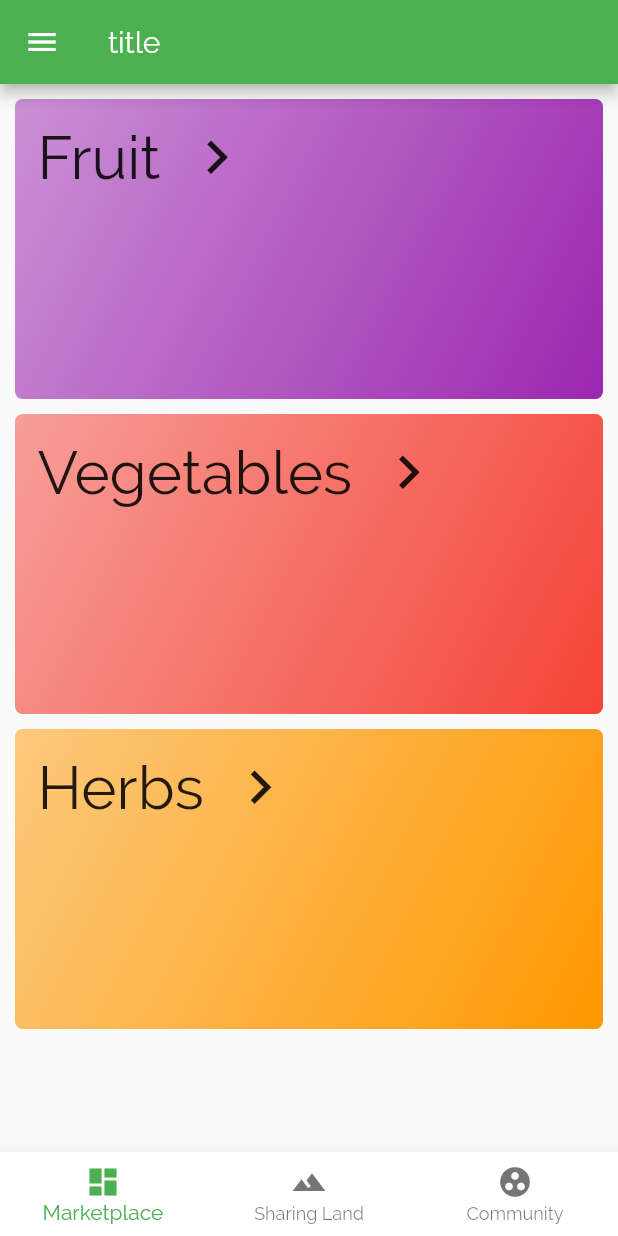
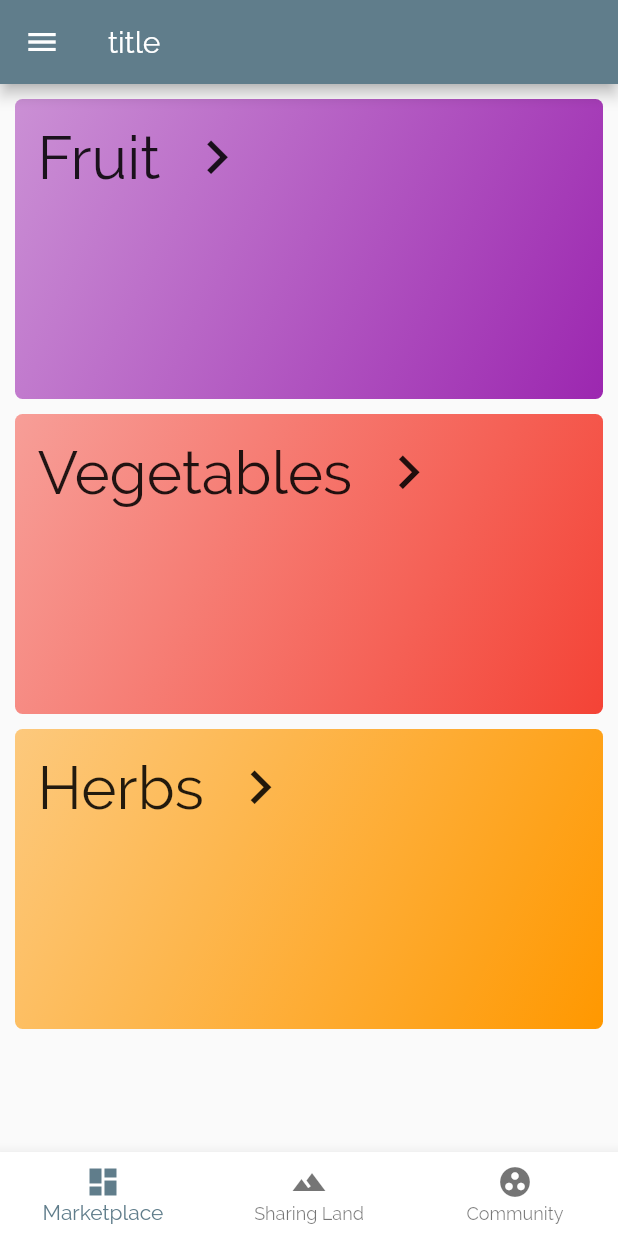
Before and after one commit to xetree11/grow_eat_food, a Flutter app: the screen it shows after launch, on a phone screen of 412 x 824 dp. Run offline on Flutter 3.47's test engine with Material 2 defaults, Android fonts, the phone set to English and light mode, and no system bars.

```diff
--- a/lib/main.dart
+++ b/lib/main.dart
@@ -1,7 +1,10 @@
 import 'package:flutter/material.dart';
 import 'package:groweatfood/screens/Each_Item_Screen.dart';
 import 'screens/homepage.dart';
-import 'package:groweatfood/screens/Item_List_Screen.dart';
+import 'screens/Settings.dart';
+import 'screens/profile.dart';
+import 'screens/listings.dart';
+import 'screens/Item_Scroll_Screen.dart';
 
 void main() {
   runApp(MyApp());
@@ -14,7 +17,7 @@ class MyApp extends StatelessWidget {
     return MaterialApp(
       title: 'Grow Eat Food',
       theme: ThemeData(
-        primarySwatch: Colors.green,
+        primarySwatch: Colors.blueGrey,
         visualDensity: VisualDensity.adaptivePlatformDensity,
         fontFamily: 'Raleway',
       ),
@@ -22,7 +25,10 @@ class MyApp extends StatelessWidget {
       routes: {
         '/': (ctx) => MyHomePage(),
         EachItemDetailScreen.routeName: (ctx) => EachItemDetailScreen(),
-        ItemListScreen.routeName: (ctx) => ItemListScreen(),
+        ItemScrollScreen.routeName: (ctx) => ItemScrollScreen(),
+        Settings.routeName: (ctx) => Settings(),
+        Profile.routeName: (ctx) => Profile(),
+        Listings.routeName: (ctx) => Listings(),
       },
     );
   }
--- a/lib/models/item.dart
+++ b/lib/models/item.dart
@@ -14,7 +14,7 @@ enum Status {
 
 class Item {
   final String id;
-  final List<String> categories;
+  final String categories;
   final String title;
   final String imageUrl;
   final double price;
--- a/lib/screens/Item_Categories_Screen.dart
+++ b/lib/screens/Item_Categories_Screen.dart
@@ -3,19 +3,24 @@ import 'package:flutter/material.dart';
 import '../categories_data.dart';
 import 'package:groweatfood/widgets/category_item.dart';
 
-class ItemCategoriesScreen extends StatelessWidget {
+class ItemCategoriesScreen extends StatefulWidget {
   static const routeName = '/item-category';
 
   ItemCategoriesScreen({Key key, this.title}) : super(key: key);
   final String title;
 
   @override
+  _ItemCategoriesScreenState createState() => _ItemCategoriesScreenState();
+}
+
+class _ItemCategoriesScreenState extends State<ItemCategoriesScreen> {
+  @override
   Widget build(BuildContext context) {
     return Scaffold(
       body: ListView(
         children: ITEM_CATEGORIES
             .map(
-              (catData) => CategoryItem(
+              (catData) => CategoryWidget(
                 catData.id,
                 catData.title,
                 catData.color,
--- a/lib/screens/profile.dart
+++ b/lib/screens/profile.dart
@@ -1,6 +1,7 @@
 import 'package:flutter/material.dart';
 
 class Profile extends StatefulWidget {
+  static const routeName = '/profile';
   final String title;
   Profile({this.title});
   @override
@@ -12,7 +13,7 @@ class _ProfileState extends State<Profile> {
   Widget build(BuildContext context) {
     return new Scaffold(
       appBar: new AppBar(
-        title: new Text(widget.title),
+        title: new Text('Profile'),
       ),
     );
   }
--- a/lib/widgets/category_item.dart
+++ b/lib/widgets/category_item.dart
@@ -1,19 +1,16 @@
 import 'package:flutter/material.dart';
+import 'package:groweatfood/screens/Item_Scroll_Screen.dart';
 
-import 'package:groweatfood/screens/Item_Categories_Screen.dart';
-
-import '../screens/Item_Categories_Screen.dart';
-
-class CategoryItem extends StatelessWidget {
+class CategoryWidget extends StatelessWidget {
   final String id;
   final String title;
   final Color color;
 
-  CategoryItem(this.id, this.title, this.color);
+  CategoryWidget(this.id, this.title, this.color);
 
   void selectCategory(BuildContext ctx) {
     Navigator.of(ctx).pushNamed(
-      ItemCategoriesScreen.routeName,
+      ItemScrollScreen.routeName,
       arguments: {
         'id': id,
         'title': title,
```
Also changed, not shown: lib/item_data.dart (+57 -1 lines), lib/screens/Item_Scroll_Screen.dart (renamed from lib/screens/Item_List_Screen.dart, +14 -10 lines), lib/screens/Settings.dart (+13 -1 lines), lib/screens/homepage.dart (+7 -21 lines), lib/screens/listings.dart (+4 -3 lines), lib/widgets/each_item.dart (+16 -17 lines).
